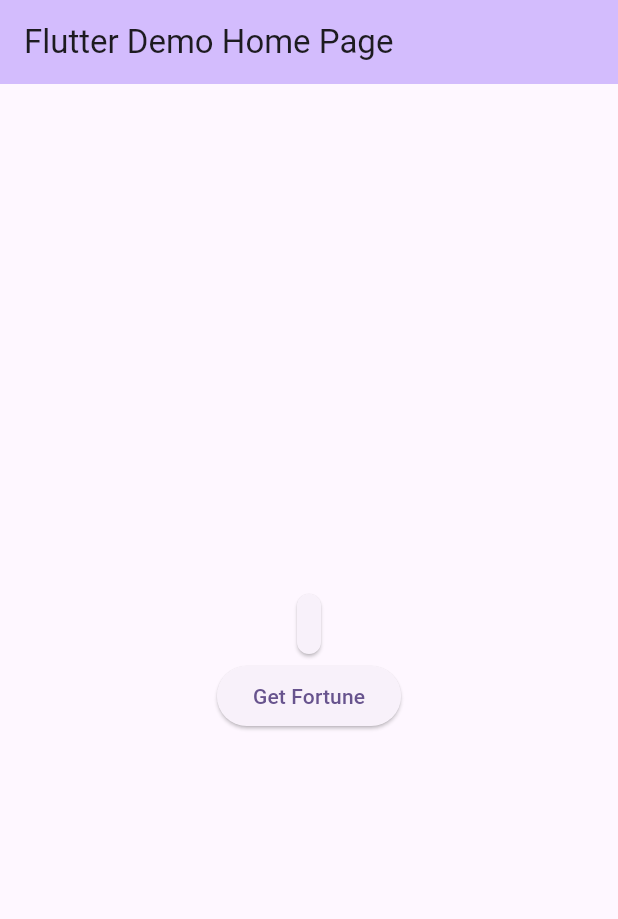
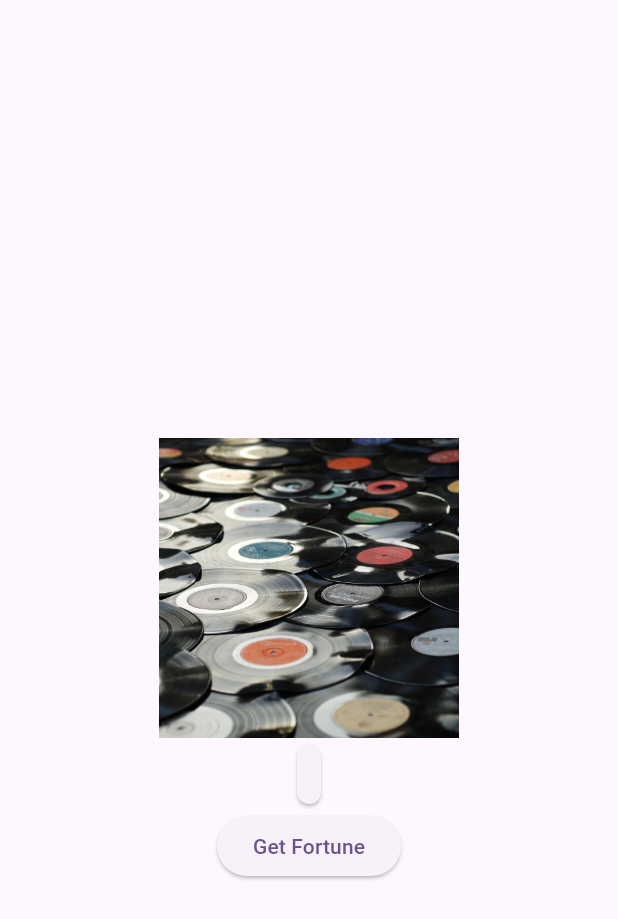
Before and after one commit to Kimiili/fortune_cookie, a Flutter app: the screen it shows after launch, on a phone screen of 412 x 824 dp. Shown: the top 919 px of the screen. Run offline on Flutter 3.47's test engine with Material 3 defaults, Android fonts, the phone set to English and light mode, and no system bars.

```diff
--- a/lib/main.dart
+++ b/lib/main.dart
@@ -53,14 +53,17 @@ class _MyHomePageState extends State<MyHomePage> {
   @override
   Widget build(BuildContext context) {
     return Scaffold(
-      appBar: AppBar(
-        backgroundColor: Theme.of(context).colorScheme.inversePrimary,
-        title: Text("Flutter Demo Home Page"),
-      ),
+      appBar: AppBar(),
       body: Center(
         child: Column(
           mainAxisAlignment: MainAxisAlignment.center,
           children: <Widget>[
+            Image.asset(
+              'assets/images/genre.jpg',
+              width: 200,
+              height: 200,
+              fit: BoxFit.cover,
+              ),
             Card(
                 child: Padding(
                   padding: const EdgeInsets.all(8.0),
```
Also changed, not shown: pubspec.yaml (+3 -4 lines), assets/images/genre.jpg (added).
